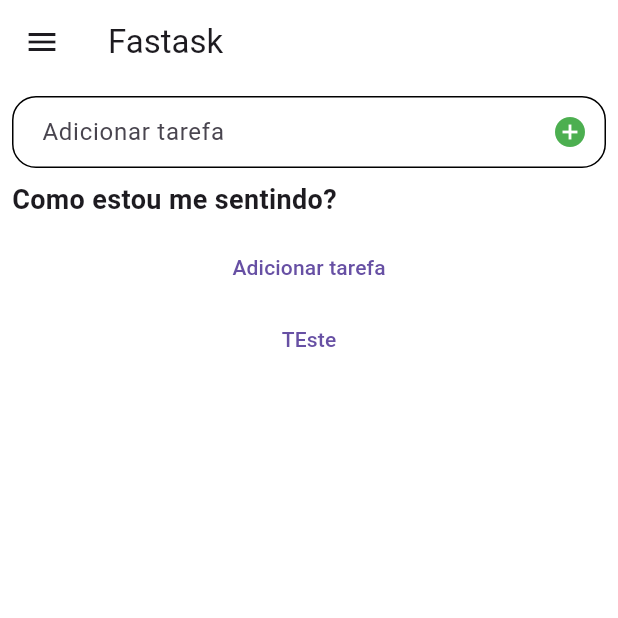
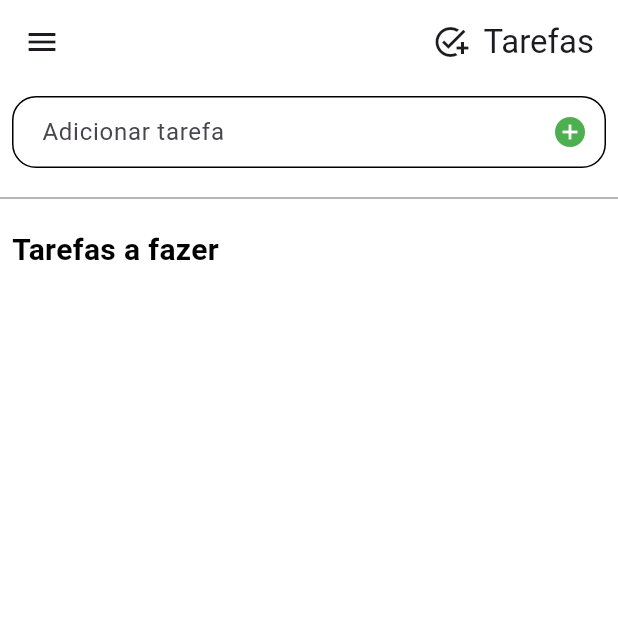
Before and after one commit to Rarysont/flutter-todo, a Flutter app: the screen it shows once a user with an empty profile is signed in, on a phone screen of 412 x 824 dp, the top half of it. Run offline on Flutter 3.47's test engine with Material 3 defaults, Android fonts, the phone set to English and light mode, and no system bars; our stand-ins replace firebase_auth, firebase_core, flutter_mobx, mobx; accounts and stored records are empty; generated files the repository leaves out were written again.

Commit message:
fix: some changes styles

```diff
--- a/lib/screens/home_screen.dart
+++ b/lib/screens/home_screen.dart
@@ -18,7 +18,16 @@ class HomeScreen extends StatelessWidget {
     return Scaffold(
       backgroundColor: Colors.white,
       appBar: AppBar(
-        title: const Text('Fastask'),
+        title: const Row(
+          mainAxisAlignment: MainAxisAlignment.end,
+          children: [
+            Icon(
+              Icons.add_task,
+            ),
+            SizedBox(width: 10),
+            Text('Tarefas')
+          ],
+        ),
         backgroundColor: Colors.white,
       ),
       drawer: Drawer(
@@ -34,14 +43,14 @@ class HomeScreen extends StatelessWidget {
           ],
         ),
       ),
-      body: Padding(
-        padding: const EdgeInsets.all(8.0),
-        child: Container(
+      body: Container(
         decoration: const BoxDecoration(color: Colors.white),
         child: ListView(
           children: [
             Observer(
-                builder: (_) => TextFormField(
+              builder: (_) => Padding(
+                padding: const EdgeInsets.all(8.0),
+                child: TextFormField(
                   onChanged: taskStore.setDescription,
                   decoration: getDecorationInput(
                       label: 'Adicionar tarefa',
@@ -52,7 +61,6 @@ class HomeScreen extends StatelessWidget {
                             id: randomUuid,
                             description: taskStore.description,
                             done: false));
-                        taskStore.setDescription('');
                       }),
                   validator: (String? value) {
                     if (value == null) {
@@ -62,52 +70,61 @@ class HomeScreen extends StatelessWidget {
                   },
                 ),
               ),
-              const SizedBox(
-                height: 8,
-              ),
-              const Text(
-                'Como estou me sentindo?',
-                style: TextStyle(fontWeight: FontWeight.bold, fontSize: 18),
             ),
             const SizedBox(
               height: 8,
             ),
-              Observer(
-                  builder: (_) => TextButton(
-                      onPressed: () {
-                        print('on press aqui');
-                        taskStore.addTask(TaskModel(
-                            id: '123', description: 'tarefa', done: false));
-                      },
-                      child: const Text('Adicionar tarefa'))),
-              Observer(
-                  builder: (_) => TextButton(
-                      onPressed: () {
-                        print(taskStore.task.length);
-                      },
-                      child: Text('TEste'))),
+            const Divider(
+              color: Colors.grey,
+              height: 8,
+            ),
+            const SizedBox(
+              height: 8,
+            ),
+            const Padding(
+              padding: EdgeInsets.all(8.0),
+              child: Text(
+                'Tarefas a fazer',
+                style: TextStyle(
+                    fontWeight: FontWeight.bold,
+                    fontSize: 20,
+                    color: Colors.black),
+              ),
+            ),
             Observer(
               builder: (_) => Column(
                 crossAxisAlignment: CrossAxisAlignment.start,
                 children: List.generate(taskStore.task.length, (index) {
-                    print('${index} indeeex');
                   TaskModel task = taskStore.task[index];
 
-                    return ListTile(
+                  return Padding(
+                    padding: const EdgeInsets.all(8.0),
+                    child: Container(
+                      decoration: BoxDecoration(
+                        border: Border.all(color: Colors.grey, width: 1),
+                        borderRadius: BorderRadius.circular(8),
+                      ),
+                      child: ListTile(
                         dense: true,
-                      contentPadding: EdgeInsets.zero,
-                      title: Text(task.id),
-                      subtitle: Text(task.description),
-                      leading: const Icon(Icons.double_arrow),
+                        title: Text(task.description),
+                        leading: IconButton(
+                          icon: Icon(task.done
+                              ? Icons.check_circle_outline
+                              : Icons.check_circle),
+                          onPressed: () {
+                            print('object');
+                          },
+                        ),
                         trailing: IconButton(
                           icon: const Icon(
                             Icons.delete,
                             color: Colors.red,
                           ),
                           onPressed: () {
-                          taskStore.addTask(TaskModel(
-                              id: '123', description: 'tarefa', done: false));
+                            taskStore.deleteTask(task);
                           },
+                        ),
+                      ),
                     ),
                   );
                 }),
@@ -116,7 +133,6 @@ class HomeScreen extends StatelessWidget {
           ],
         ),
       ),
-      ),
     );
   }
 }
```
Lines whose indentation alone changed are shown as unchanged.
